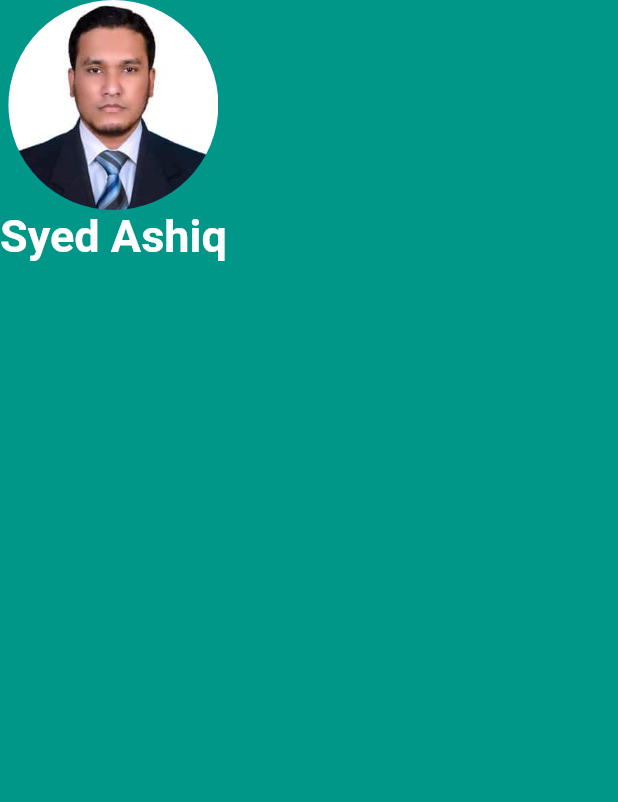
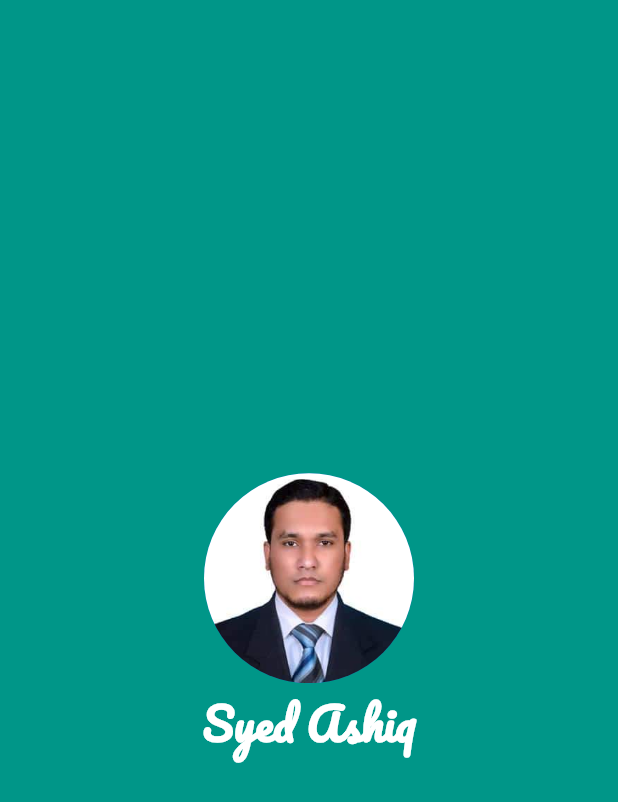
Before and after one commit to syedashiqbd/mi_card_flutter_office-pc, a Flutter app: the screen it shows after launch, on a phone screen of 412 x 824 dp. Shown: the top 802 px of the screen. Run offline on Flutter 3.47's test engine with Material 2 defaults, Android fonts, the phone set to English and light mode, and no system bars.

Commit message:
custom font added

```diff
--- a/lib/main.dart
+++ b/lib/main.dart
@@ -13,8 +13,10 @@ class MyApp extends StatelessWidget {
       home: Scaffold(
         backgroundColor: Colors.teal,
 
-        body: SafeArea(
+        body: Center(
+          child: SafeArea(
             child: Column(
+              mainAxisAlignment: MainAxisAlignment.center,
               children:<Widget> [
             CircleAvatar(
               radius: 70.0,
@@ -23,6 +25,7 @@ class MyApp extends StatelessWidget {
             Text(
               'Syed Ashiq',
               style: TextStyle(
+                fontFamily:'Pacifico',
                 fontSize: 30.0,
                 fontWeight: FontWeight.bold,
                 color: Colors.white,
@@ -32,6 +35,7 @@ class MyApp extends StatelessWidget {
             ),
           ),
         ),
+      ),
     );
   }
 }
```
Also changed, not shown: pubspec.yaml (+7 -7 lines), fonts/Pacifico-Regular.ttf (added). Lines whose indentation alone changed are shown as unchanged.
